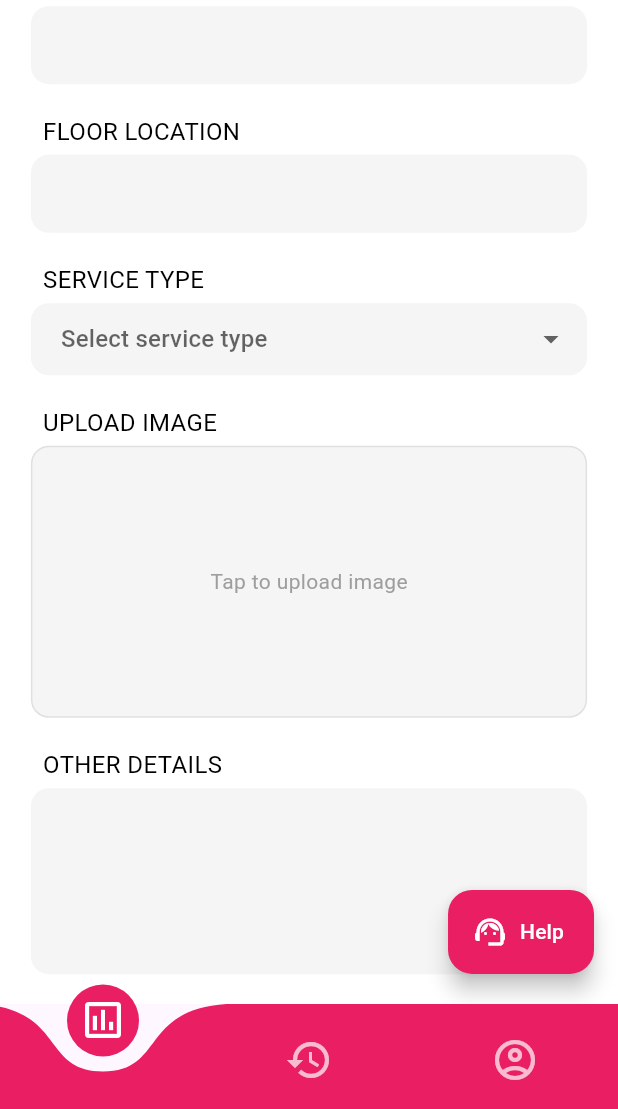
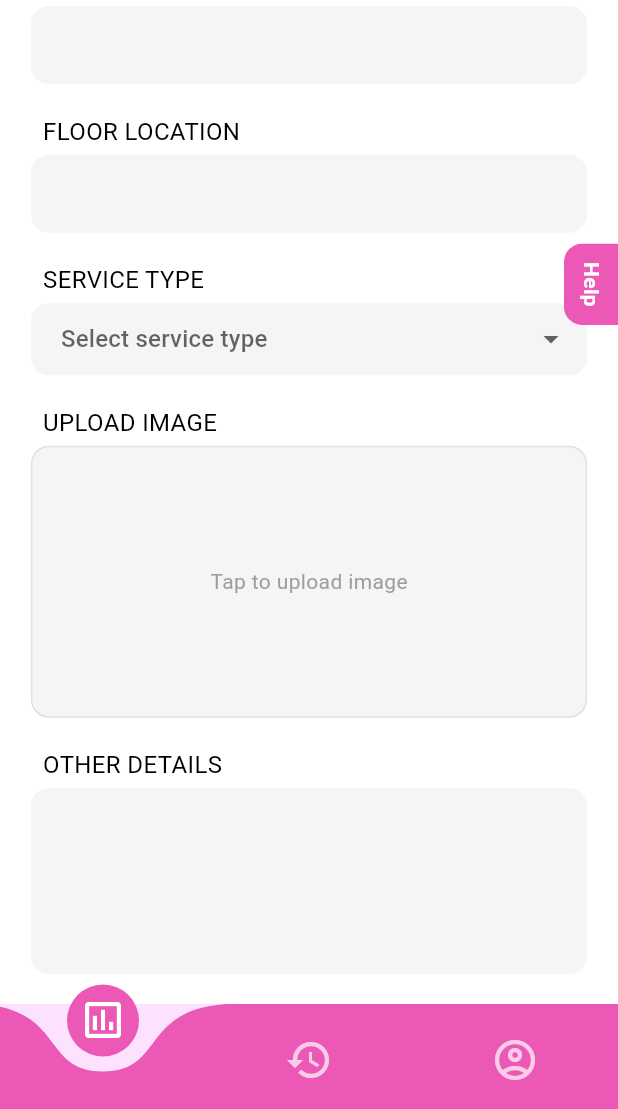
Before and after one commit to Beelzebub1118/dct-supportlink-mobile, a Flutter app: the Dashboard screen opened by its route, on a phone screen of 412 x 824 dp, the part 127-1236 px from its top. Run offline on Flutter 3.47's test engine with Material 3 defaults, Android fonts, the phone set to English and light mode, and no system bars; drawn by our look-alikes of curved_navigation_bar; our stand-ins replace cloud_firestore, firebase_auth, firebase_core, image_picker, rxdart, shared_preferences; accounts and stored records are empty.

Commit message:
Version update

```diff
--- a/lib/Dashboard.dart
+++ b/lib/Dashboard.dart
@@ -11,6 +11,7 @@ import 'package:http/http.dart' as http;
 import 'package:shared_preferences/shared_preferences.dart';
 import 'ui_messages.dart';
 import 'dart:async';
+import 'package:rxdart/rxdart.dart';
 class Dashboard extends StatefulWidget {
   const Dashboard({super.key});
 
@@ -20,7 +21,7 @@ class Dashboard extends StatefulWidget {
 
 class _DashboardState extends State<Dashboard> {
   int _selectedIndex = 0;
-  final Color pinkColor = const Color(0xFFE91E63);
+  final Color pinkColor = const Color(0xFFEB58B5);
   final Color iconColor = Colors.white;
   final Color inactiveIconColor = Colors.white70;
   Map<String, String> _customSolutions = {}; // question -> joined answers
@@ -242,6 +243,7 @@ class _DashboardState extends State<Dashboard> {
   }
 
   @override
+
   Widget build(BuildContext context) {
     final size = MediaQuery.of(context).size;
     final navH = (size.height * 0.085).clamp(56.0, 72.0);
@@ -253,15 +255,32 @@ class _DashboardState extends State<Dashboard> {
           // current page
           _pages[_selectedIndex],
 
-          // chat bubble (kept where you placed it)
+          // chat side tab
           Positioned(
-            right: 16,
-            bottom: -50 + navH, // keep above bottom nav (unchanged as requested)
-            child: FloatingActionButton.extended(
-              onPressed: () => setState(() => _chatOpen = true),
-              backgroundColor: pinkColor,
-              icon: const Icon(Icons.support_agent, color: Colors.white),
-              label: const Text('Help', style: TextStyle(color: Colors.white)),
+            right: 0,
+            top: size.height * 0.3,
+            child: GestureDetector(
+              onTap: () => setState(() => _chatOpen = true),
+              child: Container(
+                padding: const EdgeInsets.symmetric(vertical: 12, horizontal: 8),
+                decoration: const BoxDecoration(
+                  color: const Color(0xFFEB58B5),
+                  borderRadius: BorderRadius.only(
+                    topLeft: Radius.circular(12),
+                    bottomLeft: Radius.circular(12),
+                  ),
+                ),
+                child: const RotatedBox(
+                  quarterTurns: 1,
+                  child: Text(
+                    'Help',
+                    style: TextStyle(
+                      color: Colors.white,
+                      fontWeight: FontWeight.bold,
+                    ),
+                  ),
+                ),
+              ),
             ),
           ),
 
@@ -271,26 +290,33 @@ class _DashboardState extends State<Dashboard> {
       ),
       bottomNavigationBar: CurvedNavigationBar(
         height: navH,
-        backgroundColor: Colors.transparent,
-        color: pinkColor,
-        buttonBackgroundColor: pinkColor,
+        backgroundColor: const Color(0xFFFDE2FF),
+        color: const Color(0xFFEB58B5),
+        buttonBackgroundColor: const Color(0xFFEB58B5),
         animationDuration: const Duration(milliseconds: 300),
         items: <Widget>[
-          Icon(Icons.assessment_outlined,
-              size: iconSz,
-              color: _selectedIndex == 0 ? iconColor : inactiveIconColor),
-          Icon(Icons.history_outlined,
-              size: iconSz,
-              color: _selectedIndex == 1 ? iconColor : inactiveIconColor),
-          Icon(Icons.account_circle_outlined,
-              size: iconSz,
-              color: _selectedIndex == 2 ? iconColor : inactiveIconColor),
+          Icon(
+            Icons.assessment_outlined,
+            size: iconSz,
+            color: _selectedIndex == 0 ? Colors.white : Colors.white70,
+          ),
+          Icon(
+            Icons.history_outlined,
+            size: iconSz,
+            color: _selectedIndex == 1 ? Colors.white : Colors.white70,
+          ),
+          Icon(
+            Icons.account_circle_outlined,
+            size: iconSz,
+            color: _selectedIndex == 2 ? Colors.white : Colors.white70,
+          ),
         ],
         index: _selectedIndex,
         onTap: _onItemTapped,
       ),
     );
   }
+
 
   Widget _buildChatOverlay(BuildContext context) {
     final size = MediaQuery.of(context).size;
@@ -384,7 +410,7 @@ class _DashboardState extends State<Dashboard> {
                                     children: const [
                                       CircleAvatar(
                                         radius: 12,
-                                        backgroundColor: Color(0xFFE91E63),
+                                        backgroundColor: const Color(0xFFEB58B5),
                                         child: Icon(Icons.smart_toy, color: Colors.white, size: 14),
                                       ),
                                       SizedBox(width: 8),
@@ -402,7 +428,7 @@ class _DashboardState extends State<Dashboard> {
                                         return ActionChip(
                                           label: Text(q),
                                           onPressed: () => _sendChat(q),
-                                          backgroundColor: const Color(0xFFE91E63),
+                                          backgroundColor: const Color(0xFFEB58B5),
                                           labelStyle: const TextStyle(color: Colors.white),
                                         );
                                       }).toList(),
@@ -448,7 +474,7 @@ class _DashboardState extends State<Dashboard> {
                                   return ActionChip(
                                     label: Text(q),
                                     onPressed: () => _sendChat(q),
-                                    backgroundColor: const Color(0xFFE91E63),
+                                    backgroundColor: const Color(0xFFEB58B5),
                                     labelStyle: const TextStyle(color: Colors.white),
                                   );
                                 }).toList(),
@@ -548,7 +574,7 @@ class _DashboardState extends State<Dashboard> {
                     margin: const EdgeInsets.symmetric(vertical: 6),
                     padding: const EdgeInsets.symmetric(horizontal: 12, vertical: 10),
                     decoration: BoxDecoration(
-                      color: m.isUser ? const Color(0xFFE91E63) : Colors.grey.shade200,
+                      color: m.isUser ?const Color(0xFFEB58B5) : Colors.grey.shade200,
                       borderRadius: BorderRadius.circular(12),
                     ),
                     constraints: BoxConstraints(maxWidth: (isWide ? 720 : panelW) * 0.78),
@@ -869,7 +895,7 @@ class _ReportModulePageState extends State<ReportModulePage> {
                       child: ElevatedButton(
                         onPressed: _submitting ? null : _submit,
                         style: ElevatedButton.styleFrom(
-                          backgroundColor: _pink,
+                          backgroundColor:  const Color(0xFFEB58B5),
                           padding: EdgeInsets.symmetric(vertical: btnVPad),
                           shape: RoundedRectangleBorder(
                             borderRadius: BorderRadius.circular(12),
@@ -1210,38 +1236,24 @@ class _ReportLogsPageState extends State<ReportLogsPage> {
 
   // Remove from MY log (resolved only)
   Future<void> _removeFromMyLog(_ReportItem r) async {
+    // only allow removing resolved items
     if (r.status.toLowerCase() != 'resolved') {
-      await showDialog<void>(
-        context: context,
-        builder: (_) => AlertDialog(
-          title: const Text('Not allowed'),
-          content: const Text('You can only remove items that are already Resolved.'),
-          actions: [
-            TextButton(onPressed: () => Navigator.pop(context), child: const Text('OK')),
-          ],
-        ),
+      await AppMsg.info(
+        context,
+        'Not allowed',
+        m: 'You can only remove items that are already Resolved.',
       );
       return;
     }
 
-    final ok = await showDialog<bool>(
-      context: context,
-      builder: (_) => AlertDialog(
-        title: const Text('Remove from your log?'),
-        content: const Text('This action will remove this report from your Report Log.'),
-        actions: [
-          TextButton(onPressed: () => Navigator.pop(context, false), child: const Text('Cancel')),
-          ElevatedButton(onPressed: () => Navigator.pop(context, true), child: const Text('Remove')),
-        ],
-      ),
-    ) ??
-        false;
+    // confirmation (uses existing public helper)
+    final ok = await AppMsg.confirmDeleteReport(context);
     if (!ok) return;
 
     try {
       final uid = FirebaseAuth.instance.currentUser?.uid;
       if (uid == null) {
-        ScaffoldMessenger.of(context).showSnackBar(const SnackBar(content: Text('Not signed in')));
+        await AppMsg.notSignedIn(context);
         return;
       }
 
@@ -1264,14 +1276,27 @@ class _ReportLogsPageState extends State<ReportLogsPage> {
       });
 
       if (!mounted) return;
-      ScaffoldMessenger.of(context).showSnackBar(
-        SnackBar(content: Text(r.hiddenForAdmin == true ? 'Deleted.' : 'Removed from your log.')),
+
+      // show success prompt in same AppMsg style
+      await AppMsg.success(
+        context,
+        'Success',
+        m: r.hiddenForAdmin == true
+            ? 'This report has been permanently deleted.'
+            : 'This report has been removed from your log.',
       );
     } catch (e) {
       if (!mounted) return;
-      ScaffoldMessenger.of(context).showSnackBar(const SnackBar(content: Text('Failed to remove report.')));
+      await AppMsg.error(
+        context,
+        'Error',
+        m: 'Failed to remove report. Please try again.',
+      );
     }
   }
+
+
+
 
   // ---------- EDIT: open sheet ----------
   void _openEditSheet(_ReportItem r) {
--- a/lib/ui_messages.dart
+++ b/lib/ui_messages.dart
@@ -5,29 +5,37 @@ enum AppDialogType { success, error, warning, info }
 class AppMsg {
   // Brand-ish colors (warning = orange, ok button ~ purple like your web)
   static const _okBtnColor = Color(0xFF6C63FF);
-  static const _dark       = Color(0xFF0A1936);
+  static const _dark = Color(0xFF0A1936);
 
   static Color _typeColor(AppDialogType t) {
     switch (t) {
-      case AppDialogType.success: return Colors.green;
-      case AppDialogType.error:   return Colors.red;
-      case AppDialogType.warning: return Colors.orange;
-      case AppDialogType.info:    return Colors.blue;
+      case AppDialogType.success:
+        return Colors.green;
+      case AppDialogType.error:
+        return Colors.red;
+      case AppDialogType.warning:
+        return Colors.orange;
+      case AppDialogType.info:
+        return Colors.blue;
     }
   }
 
   static IconData _typeIcon(AppDialogType t) {
     switch (t) {
-      case AppDialogType.success: return Icons.check_rounded;
-      case AppDialogType.error:   return Icons.close_rounded;
-      case AppDialogType.warning: return Icons.priority_high_rounded;
-      case AppDialogType.info:    return Icons.info_rounded;
+      case AppDialogType.success:
+        return Icons.check_rounded;
+      case AppDialogType.error:
+        return Icons.close_rounded;
+      case AppDialogType.warning:
+        return Icons.priority_high_rounded;
+      case AppDialogType.info:
+        return Icons.info_rounded;
     }
   }
 
   // ---------- Public helpers (names match your web semantics) ----------
   static Future<void> success(BuildContext c, String t, {String? m}) =>
-      _alert(c, type: AppDialogType.success, title: t, message: m);
+      _alert(c, type: AppDialogType.success, title: t, message: m, autoClose: true);
 
   static Future<void> error(BuildContext c, String t, {String? m}) =>
       _alert(c, type: AppDialogType.error, title: t, message: m);
@@ -42,7 +50,7 @@ class AppMsg {
           message: custom ?? 'Please fill in all required fields.');
 
   static Future<void> reportSubmitted(BuildContext c) =>
-      _alert(c, type: AppDialogType.success, title: 'Success', message: 'Report submitted!');
+      _alert(c, type: AppDialogType.success, title: 'Success', message: 'Report submitted!', autoClose: true);
 
   static Future<void> uploadFailed(BuildContext c) =>
       _alert(c, type: AppDialogType.error, title: 'Upload failed', message: 'Please try again.');
@@ -63,7 +71,7 @@ class AppMsg {
   static Future<void> uniquePassword(BuildContext c) =>
       _alert(c, type: AppDialogType.warning, title: 'Use a new password', message: 'New password must be different from current.');
   static Future<void> passwordUpdated(BuildContext c) =>
-      _alert(c, type: AppDialogType.success, title: 'Password updated!');
+      _alert(c, type: AppDialogType.success, title: 'Password updated!', autoClose: true);
   static Future<void> changePasswordFailed(BuildContext c) =>
       _alert(c, type: AppDialogType.error, title: 'Failed to change password');
   static Future<void> attemptOverload(BuildContext c) =>
@@ -78,13 +86,13 @@ class AppMsg {
       type: AppDialogType.warning,
       title: 'Are you sure?',
       message: "You won't be able to revert this!",
-      confirmText: 'Yes, delete it!',
+      confirmText: 'Yes',
       cancelText: 'Cancel',
     );
   }
 
   static Future<void> deleted(BuildContext c) =>
-      _alert(c, type: AppDialogType.success, title: 'Deleted!', message: 'Your report has been deleted.');
+      _alert(c, type: AppDialogType.success, title: 'Deleted!', message: 'Your report has been deleted.', autoClose: true);
   static Future<void> deleteFailed(BuildContext c) =>
       _alert(c, type: AppDialogType.error, title: 'Delete failed', message: 'Please try again.');
   // --------------------------------------------------------------------
@@ -96,18 +104,23 @@ class AppMsg {
         required String title,
         String? message,
         String okText = 'OK',
+        bool autoClose = false,
+        Duration duration = const Duration(seconds: 2),
       }) async {
     final color = _typeColor(type);
-    await showDialog<void>(
+
+    showDialog<void>(
       context: ctx,
-      barrierDismissible: false,
+      barrierDismissible: !autoClose,
       barrierColor: Colors.black.withOpacity(0.55),
       builder: (c) => _DialogShell(
         color: color,
         icon: _typeIcon(type),
         title: title,
         message: message,
-        actions: [
+        actions: autoClose
+            ? []
+            : [
           _DialogButton(
             text: okText,
             bg: _okBtnColor,
@@ -116,6 +129,13 @@ class AppMsg {
         ],
       ),
     );
+
+    if (autoClose) {
+      await Future.delayed(duration);
+      if (ctx.mounted) {
+        Navigator.of(ctx, rootNavigator: true).pop();
+      }
+    }
   }
 
   // Confirm dialog (two buttons)
@@ -212,6 +232,7 @@ class _DialogShell extends StatelessWidget {
                 ),
               ],
               const SizedBox(height: 22),
+              if (actions.isNotEmpty)
                 Row(
                   mainAxisAlignment: MainAxisAlignment.center,
                   children: actions
```
Also changed, not shown: pubspec.yaml (+2 -13 lines), assets/icons/1024.png, assets/icons/adaptive_bg.png, assets/icons/adaptive_fg.png (deleted), assets/icons/play_store_512.png (added), pubspec.lock, 55 other files. Lines whose indentation alone changed are shown as unchanged.
